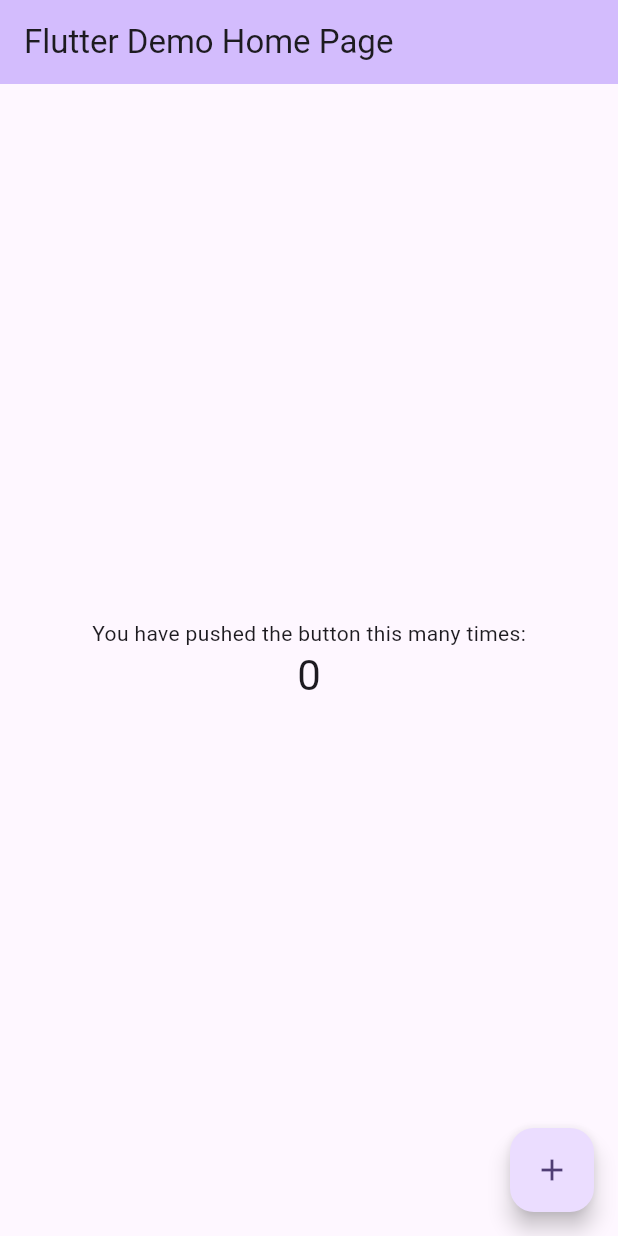
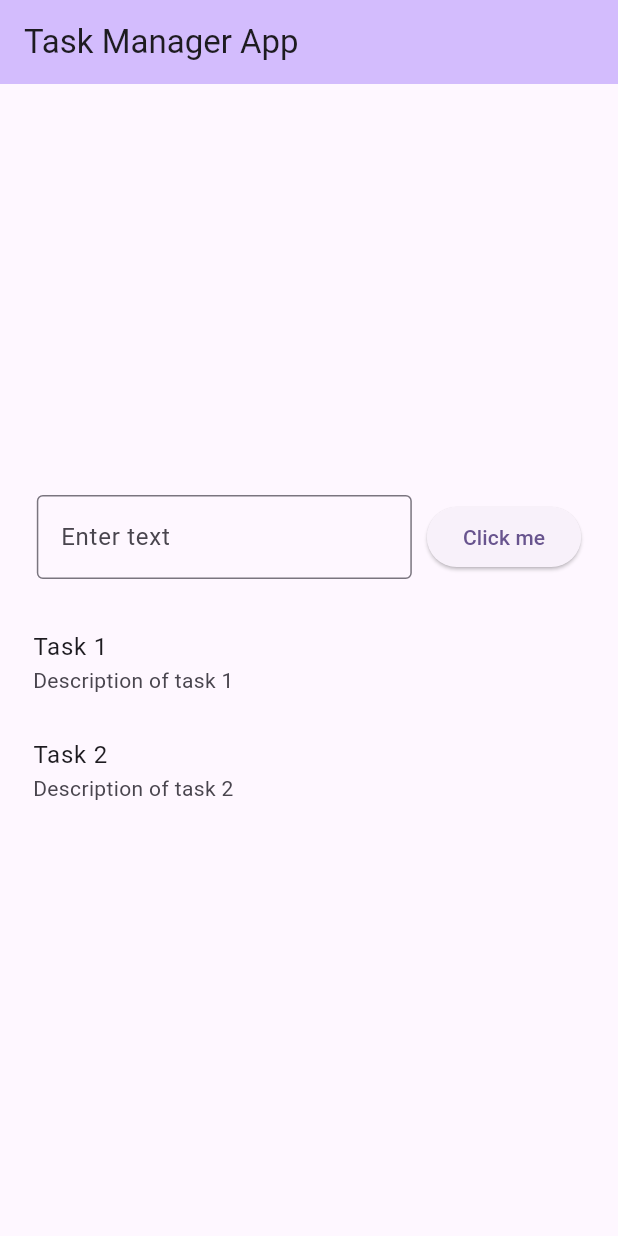
Before and after one commit to Ruhisawant/Task-Manager-App, a Flutter app: the screen it shows after launch, on a phone screen of 412 x 824 dp. Run offline on Flutter 3.47's test engine with Material 3 defaults, Android fonts, the phone set to English and light mode, and no system bars.

Commit message:
Added basic task app

```diff
--- a/lib/main.dart
+++ b/lib/main.dart
@@ -1,21 +1,21 @@
 import 'package:flutter/material.dart';
 
 void main() {
-  runApp(const TaskManagementApp());
+  runApp(const TaskManagerApp());
 }
 
-class TaskManagementApp extends StatelessWidget {
-  const TaskManagementApp({super.key});
+class TaskManagerApp extends StatelessWidget {
+  const TaskManagerApp({super.key});
 
   @override
   Widget build(BuildContext context) {
     return MaterialApp(
-      title: 'Flutter Demo',
+      title: 'Task Manager App',
       theme: ThemeData(
         colorScheme: ColorScheme.fromSeed(seedColor: Colors.deepPurple),
         useMaterial3: true,
       ),
-      home: const MyHomePage(title: 'Flutter Demo Home Page'),
+      home: const MyHomePage(title: 'Task Manager App'),
     );
   }
 }
@@ -29,13 +29,6 @@ class MyHomePage extends StatefulWidget {
 }
 
 class _MyHomePageState extends State<MyHomePage> {
-  int _counter = 0;
-
-  void _incrementCounter() {
-    setState(() {
-      _counter++;
-    });
-  }
 
   @override
   Widget build(BuildContext context) {
@@ -47,22 +40,52 @@ class _MyHomePageState extends State<MyHomePage> {
       body: Center(
         child: Column(
           mainAxisAlignment: MainAxisAlignment.center,
+          crossAxisAlignment: CrossAxisAlignment.center,
           children: <Widget>[
-            const Text(
-              'You have pushed the button this many times:',
+            Row(
+              mainAxisAlignment: MainAxisAlignment.center,
+              children: <Widget>[
+                const SizedBox(
+                  width: 250,
+                  child: TextField(
+                    decoration: InputDecoration(
+                      border: OutlineInputBorder(),
+                      labelText: 'Enter text',
+                    ),
+                  ),
+                ),
+
+                const SizedBox(width: 10),
+                ElevatedButton(
+                  onPressed: () {
+                    const Text('Button clicked');
+                  },
+                  child: const Text('Click me'),
+                ),
+              ],
             ),
-            Text(
-              '$_counter',
-              style: Theme.of(context).textTheme.headlineMedium,
+
+            const SizedBox(height: 20),
+            Container(
+              width: 400,
+              alignment: Alignment.centerLeft,
+              child: ListView(
+                shrinkWrap: true,
+                children: const [
+                  ListTile(
+                    title: Text('Task 1'),
+                    subtitle: Text('Description of task 1'),
+                  ),
+                  ListTile(
+                    title: Text('Task 2'),
+                    subtitle: Text('Description of task 2'),
+                  ),
+                ],
+              ),
             ),
           ],
         ),
       ),
-      floatingActionButton: FloatingActionButton(
-        onPressed: _incrementCounter,
-        tooltip: 'Increment',
-        child: const Icon(Icons.add),
-      ),
     );
   }
 }
```
Also changed, not shown: 1 other file.
